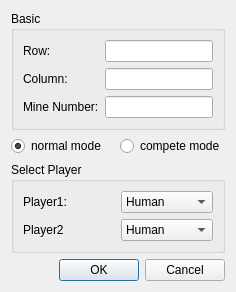
Old version of the form NewGameDialog.ui in the repository hazemIII/br-minesweeper-qt.
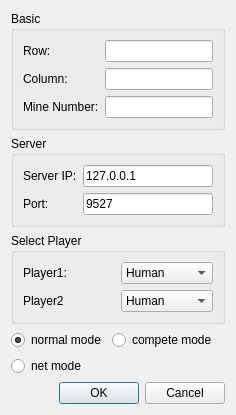
New version of the form.

Commit message: Now support net mode! Can play inside LAN. Use QTcpServer and QTcpSocket to comunicate, with very simple protocal. The implementation is quite nasty... Hope can refactor the code in the future.

Diff of the .ui file:
```diff
--- a/NewGameDialog.ui
+++ b/NewGameDialog.ui
@@ -6,18 +6,18 @@
    <rect>
     <x>0</x>
     <y>0</y>
-    <width>312</width>
-    <height>337</height>
+    <width>322</width>
+    <height>483</height>
    </rect>
   </property>
   <property name="windowTitle">
    <string>Dialog</string>
   </property>
-  <layout class="QGridLayout" name="gridLayout_3">
+  <layout class="QGridLayout" name="gridLayout_4">
    <property name="sizeConstraint">
     <enum>QLayout::SetFixedSize</enum>
    </property>
-   <item row="0" column="0" colspan="2">
+   <item row="0" column="0" colspan="3">
     <widget class="QGroupBox" name="basicGroupBox">
      <property name="sizePolicy">
       <sizepolicy hsizetype="Preferred" vsizetype="Preferred">
@@ -62,24 +62,44 @@
      </layout>
     </widget>
    </item>
-   <item row="1" column="0">
-    <widget class="QRadioButton" name="normalMode">
-     <property name="text">
-      <string>normal mode</string>
+   <item row="3" column="0" colspan="3">
+    <widget class="QGroupBox" name="serverGroupBox">
+     <property name="title">
+      <string>Server</string>
      </property>
-     <property name="checked">
-      <bool>true</bool>
-     </property>
+     <layout class="QGridLayout" name="gridLayout_3">
+      <item row="0" column="1">
+       <widget class="QLineEdit" name="serverAddress">
+        <property name="text">
+         <string>127.0.0.1</string>
+        </property>
+       </widget>
+      </item>
+      <item row="0" column="0">
+       <widget class="QLabel" name="label_6">
+        <property name="text">
+         <string>Server IP:</string>
+        </property>
+       </widget>
+      </item>
+      <item row="1" column="0">
+       <widget class="QLabel" name="label_7">
+        <property name="text">
+         <string>Port:</string>
+        </property>
+       </widget>
+      </item>
+      <item row="1" column="1">
+       <widget class="QLineEdit" name="portNumber">
+        <property name="text">
+         <string>9527</string>
+        </property>
+       </widget>
+      </item>
+     </layout>
     </widget>
    </item>
-   <item row="1" column="1">
-    <widget class="QRadioButton" name="competeMode">
-     <property name="text">
-      <string>compete mode</string>
-     </property>
-    </widget>
-   </item>
-   <item row="2" column="0" colspan="2">
+   <item row="4" column="0" colspan="3">
     <widget class="QGroupBox" name="selectPlayerGroupBox">
      <property name="sizePolicy">
       <sizepolicy hsizetype="Preferred" vsizetype="Preferred">
@@ -136,7 +156,7 @@
      </layout>
     </widget>
    </item>
-   <item row="3" column="0" colspan="2">
+   <item row="9" column="0" colspan="3">
     <widget class="QDialogButtonBox" name="buttonBox">
      <property name="orientation">
       <enum>Qt::Horizontal</enum>
@@ -146,6 +166,30 @@
      </property>
     </widget>
    </item>
+   <item row="8" column="0">
+    <widget class="QRadioButton" name="netMode">
+     <property name="text">
+      <string>net mode</string>
+     </property>
+    </widget>
+   </item>
+   <item row="6" column="0">
+    <widget class="QRadioButton" name="normalMode">
+     <property name="text">
+      <string>normal mode</string>
+     </property>
+     <property name="checked">
+      <bool>true</bool>
+     </property>
+    </widget>
+   </item>
+   <item row="6" column="1">
+    <widget class="QRadioButton" name="competeMode">
+     <property name="text">
+      <string>compete mode</string>
+     </property>
+    </widget>
+   </item>
   </layout>
  </widget>
  <tabstops>
```
Left out of the diff: 32 changed lines with no effect on the pictures. The commit also changes 26 other files.
